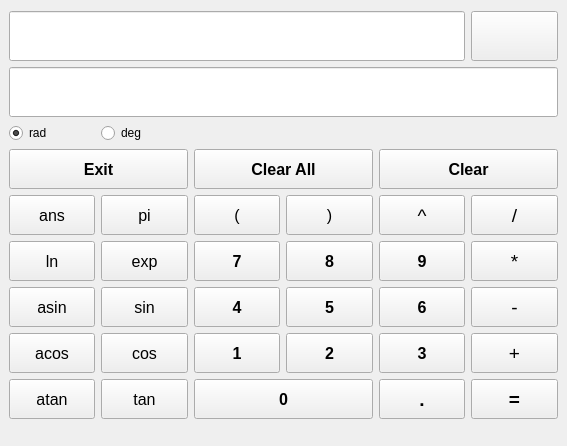
Old version of the form gui/mainwindow.ui in the repository benediktibk/calculator.
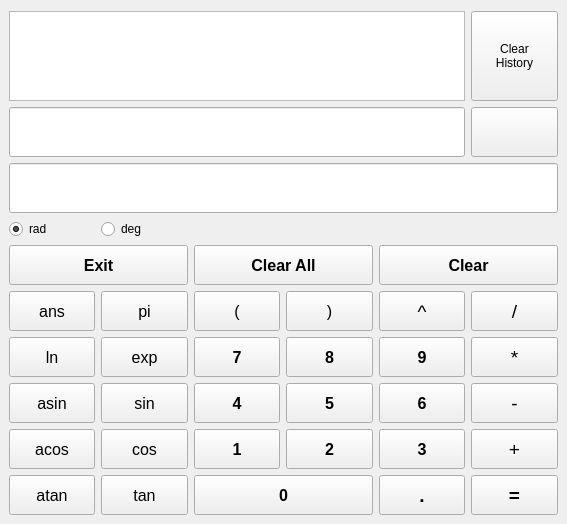
New version of the form.

```diff
--- a/gui/mainwindow.ui
+++ b/gui/mainwindow.ui
@@ -7,7 +7,7 @@
     <x>0</x>
     <y>0</y>
     <width>567</width>
-    <height>446</height>
+    <height>524</height>
    </rect>
   </property>
   <property name="windowTitle">
@@ -15,7 +15,289 @@
   </property>
   <widget class="QWidget" name="centralwidget">
    <layout class="QGridLayout" name="gridLayout">
-    <item row="6" column="2">
+    <item row="7" column="4" colspan="2">
+     <widget class="QPushButton" name="clearButton">
+      <property name="minimumSize">
+       <size>
+        <width>0</width>
+        <height>40</height>
+       </size>
+      </property>
+      <property name="font">
+       <font>
+        <pointsize>12</pointsize>
+        <weight>75</weight>
+        <bold>true</bold>
+       </font>
+      </property>
+      <property name="text">
+       <string>Clear</string>
+      </property>
+     </widget>
+    </item>
+    <item row="0" column="2">
+     <spacer name="horizontalSpacer_3">
+      <property name="orientation">
+       <enum>Qt::Horizontal</enum>
+      </property>
+      <property name="sizeType">
+       <enum>QSizePolicy::Expanding</enum>
+      </property>
+      <property name="sizeHint" stdset="0">
+       <size>
+        <width>99</width>
+        <height>2</height>
+       </size>
+      </property>
+     </spacer>
+    </item>
+    <item row="13" column="2" colspan="2">
+     <widget class="QPushButton" name="digit0Button">
+      <property name="minimumSize">
+       <size>
+        <width>0</width>
+        <height>40</height>
+       </size>
+      </property>
+      <property name="font">
+       <font>
+        <pointsize>12</pointsize>
+        <weight>75</weight>
+        <bold>true</bold>
+       </font>
+      </property>
+      <property name="text">
+       <string>0</string>
+      </property>
+     </widget>
+    </item>
+    <item row="11" column="0">
+     <widget class="QPushButton" name="acosButton">
+      <property name="minimumSize">
+       <size>
+        <width>0</width>
+        <height>40</height>
+       </size>
+      </property>
+      <property name="font">
+       <font>
+        <pointsize>12</pointsize>
+       </font>
+      </property>
+      <property name="text">
+       <string>acos</string>
+      </property>
+     </widget>
+    </item>
+    <item row="6" column="1">
+     <widget class="QRadioButton" name="degreeRadioButton">
+      <property name="text">
+       <string>deg</string>
+      </property>
+     </widget>
+    </item>
+    <item row="11" column="2">
+     <widget class="QPushButton" name="digit1Button">
+      <property name="minimumSize">
+       <size>
+        <width>0</width>
+        <height>40</height>
+       </size>
+      </property>
+      <property name="font">
+       <font>
+        <pointsize>12</pointsize>
+        <weight>75</weight>
+        <bold>true</bold>
+       </font>
+      </property>
+      <property name="text">
+       <string>1</string>
+      </property>
+     </widget>
+    </item>
+    <item row="8" column="1">
+     <widget class="QPushButton" name="piButton">
+      <property name="minimumSize">
+       <size>
+        <width>0</width>
+        <height>40</height>
+       </size>
+      </property>
+      <property name="font">
+       <font>
+        <pointsize>12</pointsize>
+       </font>
+      </property>
+      <property name="text">
+       <string>pi</string>
+      </property>
+     </widget>
+    </item>
+    <item row="10" column="3">
+     <widget class="QPushButton" name="digit5Button">
+      <property name="minimumSize">
+       <size>
+        <width>0</width>
+        <height>40</height>
+       </size>
+      </property>
+      <property name="font">
+       <font>
+        <pointsize>12</pointsize>
+        <weight>75</weight>
+        <bold>true</bold>
+       </font>
+      </property>
+      <property name="text">
+       <string>5</string>
+      </property>
+     </widget>
+    </item>
+    <item row="10" column="2">
+     <widget class="QPushButton" name="digit4Button">
+      <property name="minimumSize">
+       <size>
+        <width>0</width>
+        <height>40</height>
+       </size>
+      </property>
+      <property name="font">
+       <font>
+        <pointsize>12</pointsize>
+        <weight>75</weight>
+        <bold>true</bold>
+       </font>
+      </property>
+      <property name="text">
+       <string>4</string>
+      </property>
+     </widget>
+    </item>
+    <item row="5" column="0" colspan="6">
+     <widget class="QLineEdit" name="displayLineEdit">
+      <property name="sizePolicy">
+       <sizepolicy hsizetype="Expanding" vsizetype="Fixed">
+        <horstretch>0</horstretch>
+        <verstretch>0</verstretch>
+       </sizepolicy>
+      </property>
+      <property name="font">
+       <font>
+        <pointsize>28</pointsize>
+        <weight>75</weight>
+        <bold>true</bold>
+       </font>
+      </property>
+      <property name="alignment">
+       <set>Qt::AlignRight|Qt::AlignTrailing|Qt::AlignVCenter</set>
+      </property>
+      <property name="readOnly">
+       <bool>true</bool>
+      </property>
+     </widget>
+    </item>
+    <item row="10" column="0">
+     <widget class="QPushButton" name="asinButton">
+      <property name="minimumSize">
+       <size>
+        <width>0</width>
+        <height>40</height>
+       </size>
+      </property>
+      <property name="font">
+       <font>
+        <pointsize>12</pointsize>
+       </font>
+      </property>
+      <property name="text">
+       <string>asin</string>
+      </property>
+     </widget>
+    </item>
+    <item row="6" column="0">
+     <widget class="QRadioButton" name="radiantRadioButton">
+      <property name="text">
+       <string>rad</string>
+      </property>
+      <property name="checked">
+       <bool>true</bool>
+      </property>
+     </widget>
+    </item>
+    <item row="8" column="0">
+     <widget class="QPushButton" name="ansButton">
+      <property name="minimumSize">
+       <size>
+        <width>0</width>
+        <height>40</height>
+       </size>
+      </property>
+      <property name="font">
+       <font>
+        <pointsize>12</pointsize>
+       </font>
+      </property>
+      <property name="text">
+       <string>ans</string>
+      </property>
+     </widget>
+    </item>
+    <item row="10" column="5">
+     <widget class="QPushButton" name="substractButton">
+      <property name="minimumSize">
+       <size>
+        <width>0</width>
+        <height>40</height>
+       </size>
+      </property>
+      <property name="font">
+       <font>
+        <pointsize>14</pointsize>
+       </font>
+      </property>
+      <property name="text">
+       <string>-</string>
+      </property>
+     </widget>
+    </item>
+    <item row="11" column="5">
+     <widget class="QPushButton" name="additionButton">
+      <property name="minimumSize">
+       <size>
+        <width>0</width>
+        <height>40</height>
+       </size>
+      </property>
+      <property name="font">
+       <font>
+        <pointsize>14</pointsize>
+       </font>
+      </property>
+      <property name="text">
+       <string>+</string>
+      </property>
+     </widget>
+    </item>
+    <item row="8" column="4">
+     <widget class="QPushButton" name="potencyButton">
+      <property name="minimumSize">
+       <size>
+        <width>0</width>
+        <height>40</height>
+       </size>
+      </property>
+      <property name="font">
+       <font>
+        <pointsize>14</pointsize>
+       </font>
+      </property>
+      <property name="text">
+       <string>^</string>
+      </property>
+     </widget>
+    </item>
+    <item row="9" column="2">
      <widget class="QPushButton" name="digit7Button">
       <property name="minimumSize">
        <size>
@@ -35,7 +317,7 @@
       </property>
      </widget>
     </item>
-    <item row="5" column="3">
+    <item row="8" column="3">
      <widget class="QPushButton" name="bracketCloseButton">
       <property name="minimumSize">
        <size>
@@ -53,47 +335,7 @@
       </property>
      </widget>
     </item>
-    <item row="4" column="4" colspan="2">
-     <widget class="QPushButton" name="clearButton">
-      <property name="minimumSize">
-       <size>
-        <width>0</width>
-        <height>40</height>
-       </size>
-      </property>
-      <property name="font">
-       <font>
-        <pointsize>12</pointsize>
-        <weight>75</weight>
-        <bold>true</bold>
-       </font>
-      </property>
-      <property name="text">
-       <string>Clear</string>
-      </property>
-     </widget>
-    </item>
-    <item row="8" column="4">
-     <widget class="QPushButton" name="digit3Button">
-      <property name="minimumSize">
-       <size>
-        <width>0</width>
-        <height>40</height>
-       </size>
-      </property>
-      <property name="font">
-       <font>
-        <pointsize>12</pointsize>
-        <weight>75</weight>
-        <bold>true</bold>
-       </font>
-      </property>
-      <property name="text">
-       <string>3</string>
-      </property>
-     </widget>
-    </item>
-    <item row="6" column="3">
+    <item row="9" column="3">
      <widget class="QPushButton" name="digit8Button">
       <property name="minimumSize">
        <size>
@@ -113,7 +355,27 @@
       </property>
      </widget>
     </item>
-    <item row="9" column="1">
+    <item row="11" column="4">
+     <widget class="QPushButton" name="digit3Button">
+      <property name="minimumSize">
+       <size>
+        <width>0</width>
+        <height>40</height>
+       </size>
+      </property>
+      <property name="font">
+       <font>
+        <pointsize>12</pointsize>
+        <weight>75</weight>
+        <bold>true</bold>
+       </font>
+      </property>
+      <property name="text">
+       <string>3</string>
+      </property>
+     </widget>
+    </item>
+    <item row="13" column="1">
      <widget class="QPushButton" name="tanButton">
       <property name="minimumSize">
        <size>
@@ -131,23 +393,7 @@
       </property>
      </widget>
     </item>
-    <item row="0" column="1">
-     <spacer name="horizontalSpacer_2">
-      <property name="orientation">
-       <enum>Qt::Horizontal</enum>
-      </property>
-      <property name="sizeType">
-       <enum>QSizePolicy::Expanding</enum>
-      </property>
-      <property name="sizeHint" stdset="0">
-       <size>
-        <width>99</width>
-        <height>2</height>
-       </size>
-      </property>
-     </spacer>
-    </item>
-    <item row="9" column="0">
+    <item row="13" column="0">
      <widget class="QPushButton" name="atanButton">
       <property name="minimumSize">
        <size>
@@ -165,7 +411,23 @@
       </property>
      </widget>
     </item>
-    <item row="7" column="4">
+    <item row="0" column="1">
+     <spacer name="horizontalSpacer_2">
+      <property name="orientation">
+       <enum>Qt::Horizontal</enum>
+      </property>
+      <property name="sizeType">
+       <enum>QSizePolicy::Expanding</enum>
+      </property>
+      <property name="sizeHint" stdset="0">
+       <size>
+        <width>99</width>
+        <height>2</height>
+       </size>
+      </property>
+     </spacer>
+    </item>
+    <item row="10" column="4">
      <widget class="QPushButton" name="digit6Button">
       <property name="minimumSize">
        <size>
@@ -185,7 +447,7 @@
       </property>
      </widget>
     </item>
-    <item row="6" column="4">
+    <item row="9" column="4">
      <widget class="QPushButton" name="digit9Button">
       <property name="minimumSize">
        <size>
@@ -205,23 +467,7 @@
       </property>
      </widget>
     </item>
-    <item row="0" column="3">
-     <spacer name="horizontalSpacer_4">
-      <property name="orientation">
-       <enum>Qt::Horizontal</enum>
-      </property>
-      <property name="sizeType">
-       <enum>QSizePolicy::Expanding</enum>
-      </property>
-      <property name="sizeHint" stdset="0">
-       <size>
-        <width>99</width>
-        <height>2</height>
-       </size>
-      </property>
-     </spacer>
-    </item>
-    <item row="1" column="5">
+    <item row="4" column="5">
      <widget class="QPushButton" name="backspaceButton">
       <property name="sizePolicy">
        <sizepolicy hsizetype="Minimum" vsizetype="Expanding">
@@ -253,6 +499,22 @@
       </property>
      </widget>
     </item>
+    <item row="0" column="3">
+     <spacer name="horizontalSpacer_4">
+      <property name="orientation">
+       <enum>Qt::Horizontal</enum>
+      </property>
+      <property name="sizeType">
+       <enum>QSizePolicy::Expanding</enum>
+      </property>
+      <property name="sizeHint" stdset="0">
+       <size>
+        <width>99</width>
+        <height>2</height>
+       </size>
+      </property>
+     </spacer>
+    </item>
     <item row="0" column="0">
      <spacer name="horizontalSpacer">
       <property name="orientation">
@@ -269,25 +531,7 @@
       </property>
      </spacer>
     </item>
-    <item row="7" column="5">
-     <widget class="QPushButton" name="substractButton">
-      <property name="minimumSize">
-       <size>
-        <width>0</width>
-        <height>40</height>
-       </size>
-      </property>
-      <property name="font">
-       <font>
-        <pointsize>14</pointsize>
-       </font>
-      </property>
-      <property name="text">
-       <string>-</string>
-      </property>
-     </widget>
-    </item>
-    <item row="8" column="1">
+    <item row="11" column="1">
      <widget class="QPushButton" name="cosButton">
       <property name="minimumSize">
        <size>
@@ -305,7 +549,7 @@
       </property>
      </widget>
     </item>
-    <item row="9" column="5">
+    <item row="13" column="5">
      <widget class="QPushButton" name="equalButton">
       <property name="minimumSize">
        <size>
@@ -325,36 +569,7 @@
       </property>
      </widget>
     </item>
-    <item row="1" column="0" colspan="5">
-     <widget class="QLineEdit" name="inputLineEdit">
-      <property name="font">
-       <font>
-        <pointsize>28</pointsize>
-       </font>
-      </property>
-     </widget>
-    </item>
-    <item row="8" column="3">
-     <widget class="QPushButton" name="digit2Button">
-      <property name="minimumSize">
-       <size>
-        <width>0</width>
-        <height>40</height>
-       </size>
-      </property>
-      <property name="font">
-       <font>
-        <pointsize>12</pointsize>
-        <weight>75</weight>
-        <bold>true</bold>
-       </font>
-      </property>
-      <property name="text">
-       <string>2</string>
-      </property>
-     </widget>
-    </item>
-    <item row="6" column="5">
+    <item row="9" column="5">
      <widget class="QPushButton" name="multiplicateButton">
       <property name="minimumSize">
        <size>
@@ -372,7 +587,16 @@
       </property>
      </widget>
     </item>
-    <item row="7" column="1">
+    <item row="4" column="0" colspan="5">
+     <widget class="QLineEdit" name="inputLineEdit">
+      <property name="font">
+       <font>
+        <pointsize>28</pointsize>
+       </font>
+      </property>
+     </widget>
+    </item>
+    <item row="10" column="1">
      <widget class="QPushButton" name="sinButton">
       <property name="minimumSize">
        <size>
@@ -390,8 +614,8 @@
       </property>
      </widget>
     </item>
-    <item row="5" column="4">
-     <widget class="QPushButton" name="potencyButton">
+    <item row="11" column="3">
+     <widget class="QPushButton" name="digit2Button">
       <property name="minimumSize">
        <size>
         <width>0</width>
@@ -400,15 +624,17 @@
       </property>
       <property name="font">
        <font>
-        <pointsize>14</pointsize>
+        <pointsize>12</pointsize>
+        <weight>75</weight>
+        <bold>true</bold>
        </font>
       </property>
       <property name="text">
-       <string>^</string>
+       <string>2</string>
       </property>
      </widget>
     </item>
-    <item row="9" column="4">
+    <item row="13" column="4">
      <widget class="QPushButton" name="dotButton">
       <property name="minimumSize">
        <size>
@@ -428,23 +654,7 @@
       </property>
      </widget>
     </item>
-    <item row="0" column="5">
-     <spacer name="horizontalSpacer_6">
-      <property name="orientation">
-       <enum>Qt::Horizontal</enum>
-      </property>
-      <property name="sizeType">
-       <enum>QSizePolicy::Expanding</enum>
-      </property>
-      <property name="sizeHint" stdset="0">
-       <size>
-        <width>99</width>
-        <height>2</height>
-       </size>
-      </property>
-     </spacer>
-    </item>
-    <item row="6" column="0">
+    <item row="9" column="0">
      <widget class="QPushButton" name="lnButton">
       <property name="minimumSize">
        <size>
@@ -462,7 +672,7 @@
       </property>
      </widget>
     </item>
-    <item row="5" column="5">
+    <item row="8" column="5">
      <widget class="QPushButton" name="divisionButton">
       <property name="minimumSize">
        <size>
@@ -480,8 +690,8 @@
       </property>
      </widget>
     </item>
-    <item row="0" column="4">
-     <spacer name="horizontalSpacer_5">
+    <item row="0" column="5">
+     <spacer name="horizontalSpacer_6">
       <property name="orientation">
        <enum>Qt::Horizontal</enum>
       </property>
@@ -496,7 +706,7 @@
       </property>
      </spacer>
     </item>
-    <item row="5" column="2">
+    <item row="8" column="2">
      <widget class="QPushButton" name="bracketOpenButton">
       <property name="minimumSize">
        <size>
@@ -514,7 +724,17 @@
       </property>
      </widget>
     </item>
-    <item row="6" column="1">
+    <item row="2" column="0" rowspan="2" colspan="5">
+     <widget class="QTextEdit" name="historyTextEdit">
+      <property name="enabled">
+       <bool>true</bool>
+      </property>
+      <property name="readOnly">
+       <bool>true</bool>
+      </property>
+     </widget>
+    </item>
+    <item row="9" column="1">
      <widget class="QPushButton" name="exponentialButton">
       <property name="minimumSize">
        <size>
@@ -532,28 +752,8 @@
       </property>
      </widget>
     </item>
-    <item row="4" column="2" colspan="2">
-     <widget class="QPushButton" name="clearAllButton">
-      <property name="minimumSize">
-       <size>
-        <width>0</width>
-        <height>40</height>
-       </size>
-      </property>
-      <property name="font">
-       <font>
-        <pointsize>12</pointsize>
-        <weight>75</weight>
-        <bold>true</bold>
-       </font>
-      </property>
-      <property name="text">
-       <string>Clear All</string>
-      </property>
-     </widget>
-    </item>
-    <item row="0" column="2">
-     <spacer name="horizontalSpacer_3">
+    <item row="0" column="4">
+     <spacer name="horizontalSpacer_5">
       <property name="orientation">
        <enum>Qt::Horizontal</enum>
       </property>
@@ -568,230 +768,7 @@
       </property>
      </spacer>
     </item>
-    <item row="9" column="2" colspan="2">
-     <widget class="QPushButton" name="digit0Button">
-      <property name="minimumSize">
-       <size>
-        <width>0</width>
-        <height>40</height>
-       </size>
-      </property>
-      <property name="font">
-       <font>
-        <pointsize>12</pointsize>
-        <weight>75</weight>
-        <bold>true</bold>
-       </font>
-      </property>
-      <property name="text">
-       <string>0</string>
-      </property>
-     </widget>
-    </item>
-    <item row="8" column="0">
-     <widget class="QPushButton" name="acosButton">
-      <property name="minimumSize">
-       <size>
-        <width>0</width>
-        <height>40</height>
-       </size>
-      </property>
-      <property name="font">
-       <font>
-        <pointsize>12</pointsize>
-       </font>
-      </property>
-      <property name="text">
-       <string>acos</string>
-      </property>
-     </widget>
-    </item>
-    <item row="8" column="2">
-     <widget class="QPushButton" name="digit1Button">
-      <property name="minimumSize">
-       <size>
-        <width>0</width>
-        <height>40</height>
-       </size>
-      </property>
-      <property name="font">
-       <font>
-        <pointsize>12</pointsize>
-        <weight>75</weight>
-        <bold>true</bold>
-       </font>
-      </property>
-      <property name="text">
-       <string>1</string>
-      </property>
-     </widget>
-    </item>
-    <item row="5" column="1">
-     <widget class="QPushButton" name="piButton">
-      <property name="minimumSize">
-       <size>
-        <width>0</width>
-        <height>40</height>
-       </size>
-      </property>
-      <property name="font">
-       <font>
-        <pointsize>12</pointsize>
-       </font>
-      </property>
-      <property name="text">
-       <string>pi</string>
-      </property>
-     </widget>
-    </item>
-    <item row="7" column="3">
-     <widget class="QPushButton" name="digit5Button">
-      <property name="minimumSize">
-       <size>
-        <width>0</width>
-        <height>40</height>
-       </size>
-      </property>
-      <property name="font">
-       <font>
-        <pointsize>12</pointsize>
-        <weight>75</weight>
-        <bold>true</bold>
-       </font>
-      </property>
-      <property name="text">
-       <string>5</string>
-      </property>
-     </widget>
-    </item>
-    <item row="7" column="2">
-     <widget class="QPushButton" name="digit4Button">
-      <property name="minimumSize">
-       <size>
-        <width>0</width>
-        <height>40</height>
-       </size>
-      </property>
-      <property name="font">
-       <font>
-        <pointsize>12</pointsize>
-        <weight>75</weight>
-        <bold>true</bold>
-       </font>
-      </property>
-      <property name="text">
-       <string>4</string>
-      </property>
-     </widget>
-    </item>
-    <item row="2" column="0" colspan="6">
-     <widget class="QLineEdit" name="displayLineEdit">
-      <property name="sizePolicy">
-       <sizepolicy hsizetype="Expanding" vsizetype="Fixed">
-        <horstretch>0</horstretch>
-        <verstretch>0</verstretch>
-       </sizepolicy>
-      </property>
-      <property name="font">
-       <font>
-        <pointsize>28</pointsize>
-        <weight>75</weight>
-        <bold>true</bold>
-       </font>
-      </property>
-      <property name="alignment">
-       <set>Qt::AlignRight|Qt::AlignTrailing|Qt::AlignVCenter</set>
-      </property>
-      <property name="readOnly">
-       <bool>true</bool>
-      </property>
-     </widget>
-    </item>
-    <item row="7" column="0">
-     <widget class="QPushButton" name="asinButton">
-      <property name="minimumSize">
-       <size>
-        <width>0</width>
-        <height>40</height>
-       </size>
-      </property>
-      <property name="font">
-       <font>
-        <pointsize>12</pointsize>
-       </font>
-      </property>
-      <property name="text">
-       <string>asin</string>
-      </property>
-     </widget>
-    </item>
-    <item row="5" column="0">
-     <widget class="QPushButton" name="ansButton">
-      <property name="minimumSize">
-       <size>
-        <width>0</width>
-        <height>40</height>
-       </size>
-      </property>
-      <property name="font">
-       <font>
-        <pointsize>12</pointsize>
-       </font>
-      </property>
-      <property name="text">
-       <string>ans</string>
-      </property>
-     </widget>
-    </item>
-    <item row="8" column="5">
-     <widget class="QPushButton" name="additionButton">
-      <property name="minimumSize">
-       <size>
-        <width>0</width>
-        <height>40</height>
-       </size>
-      </property>
-      <property name="font">
-       <font>
-        <pointsize>14</pointsize>
-       </font>
-      </property>
-      <property name="text">
-       <string>+</string>
-      </property>
-     </widget>
-    </item>
-    <item row="11" column="0" colspan="6">
-     <spacer name="verticalSpacer">
-      <property name="orientation">
-       <enum>Qt::Vertical</enum>
-      </property>
-      <property name="sizeHint" stdset="0">
-       <size>
-        <width>20</width>
-        <height>40</height>
-       </size>
-      </property>
-     </spacer>
-    </item>
-    <item row="3" column="0">
-     <widget class="QRadioButton" name="radiantRadioButton">
-      <property name="text">
-       <string>rad</string>
-      </property>
-      <property name="checked">
-       <bool>true</bool>
-      </property>
-     </widget>
-    </item>
-    <item row="3" column="1">
-     <widget class="QRadioButton" name="degreeRadioButton">
-      <property name="text">
-       <string>deg</string>
-      </property>
-     </widget>
-    </item>
-    <item row="4" column="0" colspan="2">
+    <item row="7" column="0" colspan="2">
      <widget class="QPushButton" name="exitButton">
       <property name="minimumSize">
        <size>
@@ -811,6 +788,43 @@
       </property>
      </widget>
     </item>
+    <item row="7" column="2" colspan="2">
+     <widget class="QPushButton" name="clearAllButton">
+      <property name="minimumSize">
+       <size>
+        <width>0</width>
+        <height>40</height>
+       </size>
+      </property>
+      <property name="font">
+       <font>
+        <pointsize>12</pointsize>
+        <weight>75</weight>
+        <bold>true</bold>
+       </font>
+      </property>
+      <property name="text">
+       <string>Clear All</string>
+      </property>
+     </widget>
+    </item>
+    <item row="2" column="5" rowspan="2">
+     <widget class="QPushButton" name="clearHIstoryButton">
+      <property name="enabled">
+       <bool>true</bool>
+      </property>
+      <property name="sizePolicy">
+       <sizepolicy hsizetype="Minimum" vsizetype="Expanding">
+        <horstretch>0</horstretch>
+        <verstretch>0</verstretch>
+       </sizepolicy>
+      </property>
+      <property name="text">
+       <string>Clear 
+History</string>
+      </property>
+     </widget>
+    </item>
    </layout>
   </widget>
  </widget>
```
